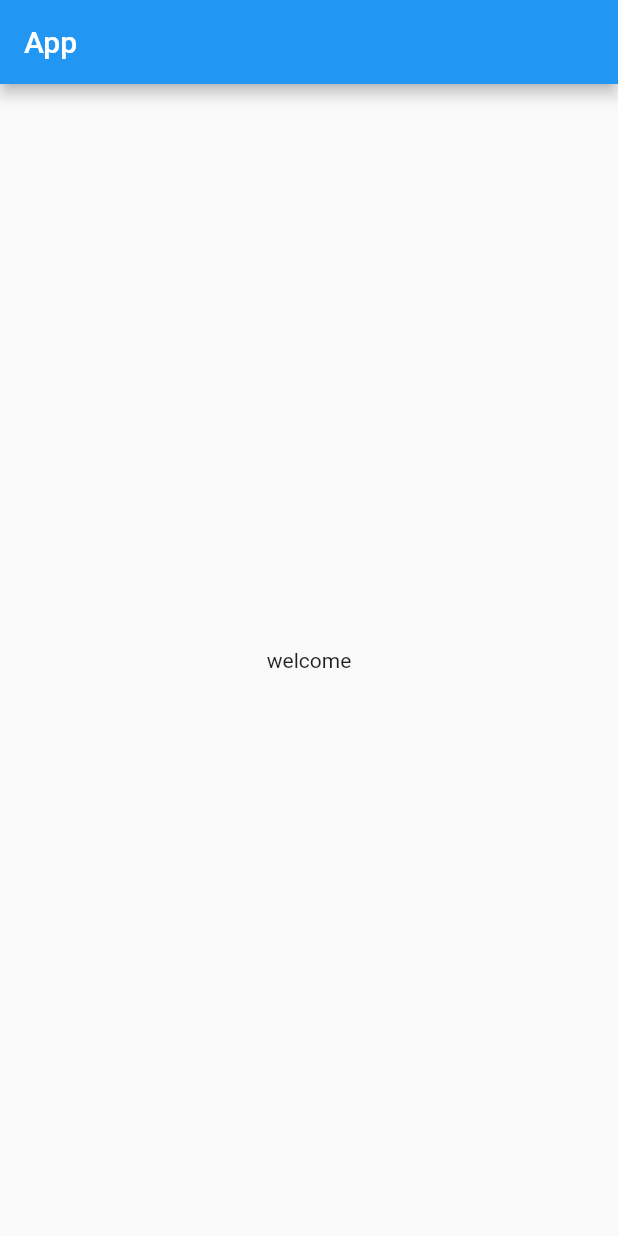
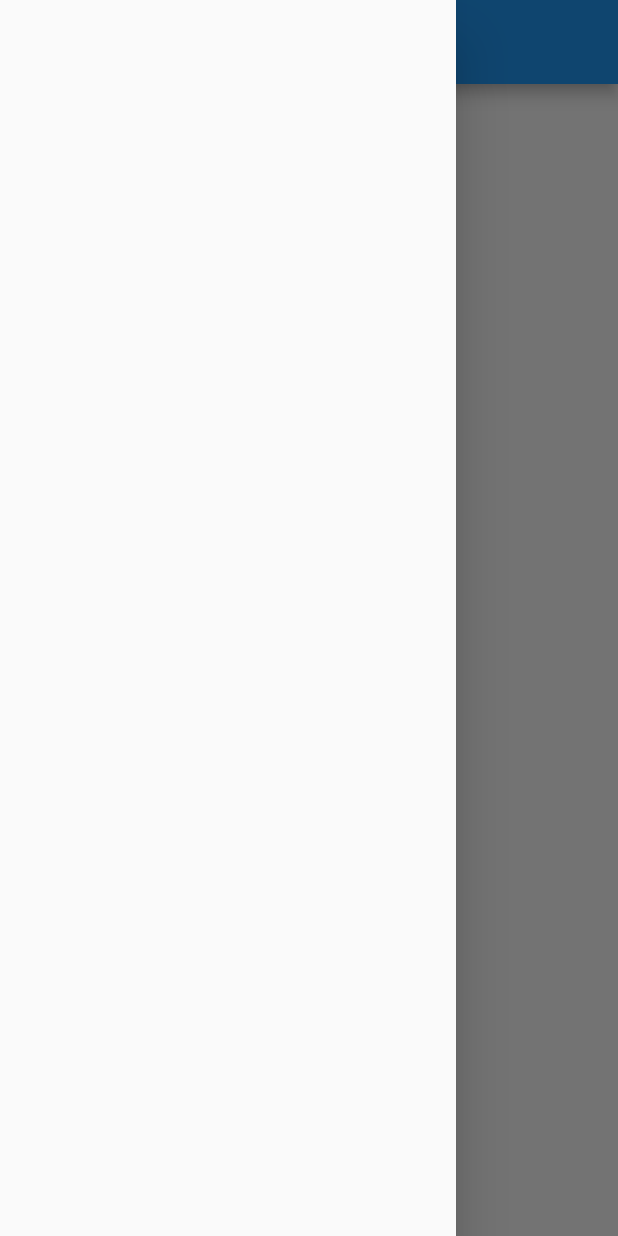
Before and after one commit to bilal1597/dart, a Flutter app: the screen it shows after launch, with the side drawer open (before the commit the screen has no drawer), on a phone screen of 412 x 824 dp. Run offline on Flutter 3.47's test engine with Material 2 defaults, Android fonts, the phone set to English and light mode, and no system bars.

Commit message:
day2 completed

```diff
--- a/lib/home_page.dart
+++ b/lib/home_page.dart
@@ -4,7 +4,9 @@ class HomePage extends StatelessWidget {
   @override
   Widget build(BuildContext context) {
     return Scaffold(
-      appBar: AppBar(title: Text('App')),
+      appBar: AppBar(
+        title: Text('App')),
+      drawer: Drawer(),
       body: Material(
         child: Container(
           child: Center(
```
